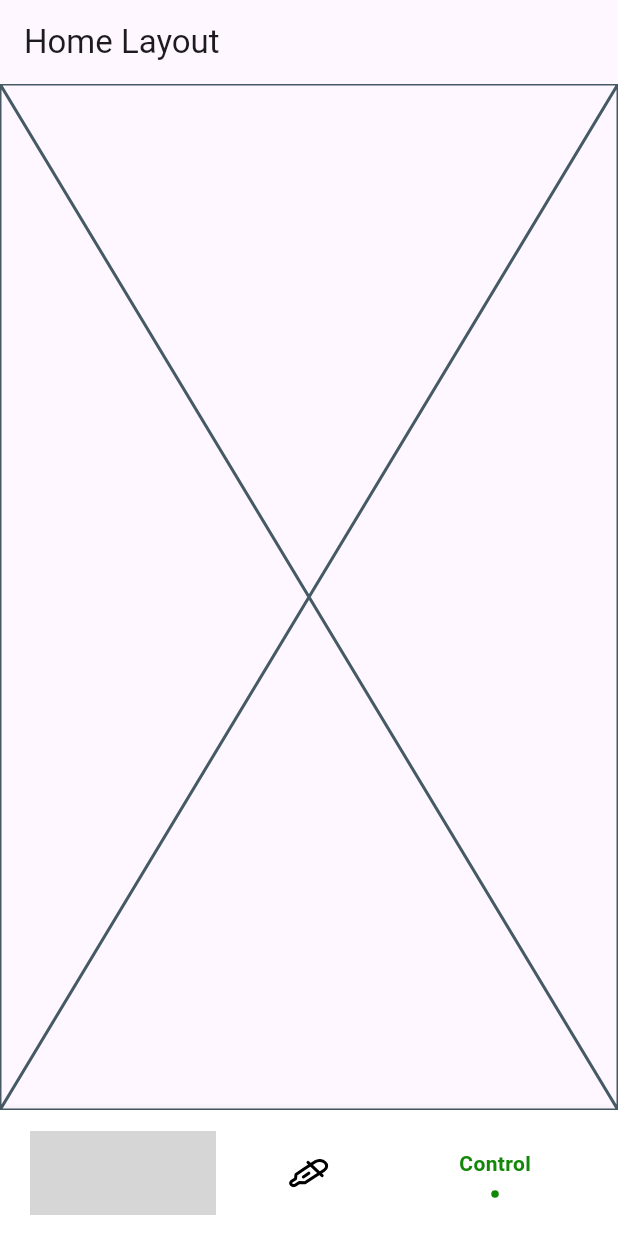
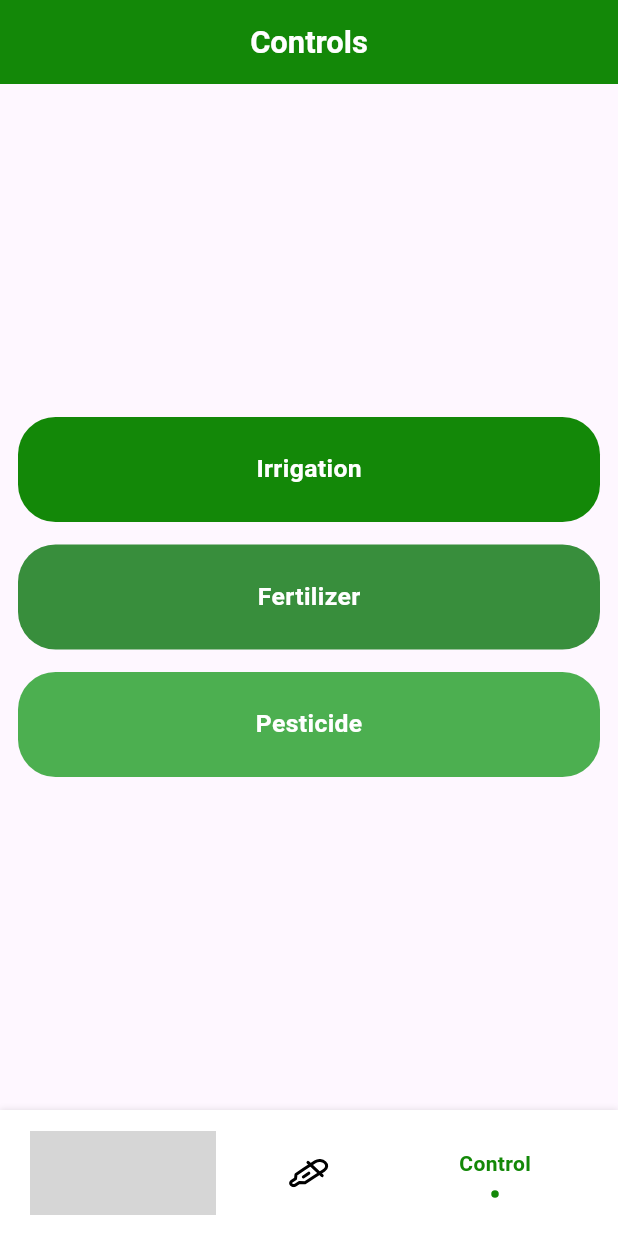
Before and after one commit to Universityprojects1/grad_project, a Flutter app: the HomeLayoutScreen screen opened by its route, item 3 of the bottom bar chosen, on a phone screen of 412 x 824 dp. Run offline on Flutter 3.47's test engine with Material 3 defaults, Android fonts, the phone set to English and light mode, and no system bars; drawn by our look-alikes of flashy_tab_bar2; our stand-ins replace bloc, cloud_firestore, device_preview, dio, dropdown_button2, either_dart and 11 more; missing offline and left inert: bottom_picker; accounts and stored records are empty; Roboto replaces fonts that are missing (Montserrat); grey boxes are pictures that could not be loaded.

Commit message:
finish control screen

```diff
--- a/lib/config/routes/routes.dart
+++ b/lib/config/routes/routes.dart
@@ -13,11 +13,11 @@ import 'package:go_router/go_router.dart';
 
 class AppRoute {
   static const home = '/home';
-  static const splashScreen = '/splash';
+  static const splashScreen = '/';
   static const signInScreen = '/signInScreen';
   static const signUpScreen = '/signUpScreen';
   static const forgetPasswordScreen = '/forgetPasswordScreen';
-  static const homeLayout = '/';
+  static const homeLayout = '/homeLayout';
 
   static final router = GoRouter(
     routes: [
@@ -31,25 +31,21 @@ class AppRoute {
       ),
       GoRoute(
         path: signInScreen,
-        builder: (context, state) =>
-            BlocProvider(
+        builder: (context, state) => BlocProvider(
           create: (context) => AuthCubit(),
           child: const SignInScreen(),
         ),
       ),
       GoRoute(
         path: signUpScreen,
-
-        builder: (context, state) =>
-            BlocProvider(
+        builder: (context, state) => BlocProvider(
           create: (context) => AuthCubit(),
           child: const SignUpScreen(),
         ),
-      ), GoRoute(
-
+      ),
+      GoRoute(
         path: forgetPasswordScreen,
-        builder: (context, state) =>
-            BlocProvider(
+        builder: (context, state) => BlocProvider(
           create: (context) => AuthCubit(),
           child: const ForgetPasswordScreen(),
         ),
@@ -58,7 +54,7 @@ class AppRoute {
         path: homeLayout,
         builder: (context, state) => BlocProvider(
           create: (context) => HomeLayoutCubit(),
-          child: HomeLayoutScreen(),
+          child: const HomeLayoutScreen(),
         ),
       ),
     ],
--- a/lib/core/utils/app_color.dart
+++ b/lib/core/utils/app_color.dart
@@ -1,13 +1,15 @@
-
 import 'package:flutter/material.dart';
 
-abstract class AppColor{
-  static const Color authColor= Color(0xff4718AD);
-  static const Color authColorButton= Color(0xff8658E8);
-  static const Color blackColor= Colors.black;
-  static const Color backgroundColor= Color(0xff4F6711);
+abstract class AppColor {
+  static const Color authColor = Color(0xff4718AD);
+  static const Color colorButton1 = Color(0xffA8B9);
+  static const Color colorButton2 = Color(0xff388E3C);
+  static const Color colorButton3 = Color(0xff4CAF50);
+  static const Color authColorButton = Color(0xff8658E8);
+  static const Color blackColor = Colors.black;
+  static const Color backgroundColor = Color(0xff4F6711);
   static const Color borderColor = Color(0xffacacac);
   static const Color primaryColor = Color(0xff138808);
+  static const Color secondColor = Color(0xff223F01);
   static const Color whiteColor = Color(0xffffffff);
-
 }
--- a/lib/core/utils/app_string.dart
+++ b/lib/core/utils/app_string.dart
@@ -21,4 +21,15 @@ abstract class AppString {
   static const String haveAccount = "Already have an Account?";
   static const String name = "Name";
   static const String phone = "Phone";
+  static const String irrigation = "Irrigation";
+  static const String fertilizer = "Fertilizer";
+  static const String pesticide = "Pesticide";
+  static const String controls = "Controls";
+  static const String dateAndTime = "Date and Time";
+  static const String date = "Date";
+  static const String startTime = "Start Time";
+  static const String endTime = "End Time";
+  static const String save = "Save";
+  static const String numberOfHours = "Number of hours";
+  static const String txtOfDateAndTime = "Choose Date and Time to";
 }
--- a/lib/core/utils/component/custom_button.dart
+++ b/lib/core/utils/component/custom_button.dart
@@ -12,6 +12,7 @@ class CustomButton extends StatelessWidget {
     this.width = double.infinity,
     this.colorOfButton = AppColor.whiteColor,
     this.boarderOfButton = false,
+    this.height = 50,
   });
 
   final String text;
@@ -21,6 +22,7 @@ class CustomButton extends StatelessWidget {
   final void Function()? onTap;
 
   final double width;
+  final double height;
 
   final bool boarderOfButton;
 
@@ -32,7 +34,7 @@ class CustomButton extends StatelessWidget {
       onTap: onTap,
       child: Container(
         width: width,
-        height: 50,
+        height: height,
         decoration: BoxDecoration(
             border: boarderOfButton
                 ? Border.all(color: AppColor.primaryColor)
@@ -41,10 +43,10 @@ class CustomButton extends StatelessWidget {
             borderRadius: const BorderRadius.all(Radius.circular(25))),
         child: Center(
             child: Text(
-              text,
-              style:
+          text,
+          style:
               AppFonts.textSemiBold16(context).copyWith(color: colorOfButton),
-            )),
+        )),
       ),
     );
   }
--- /dev/null
+++ b/lib/core/utils/component/timer_manager.dart
@@ -0,0 +1,25 @@
+import 'package:flutter/material.dart';
+import 'custom_timer.dart';
+
+class TimerManager {
+  static final TimerManager _instance = TimerManager._internal();
+
+  factory TimerManager() => _instance;
+
+  TimerManager._internal();
+
+  final Map<String, CustomTimer> _timers = {};
+
+  CustomTimer getTimer(String key) {
+    if (!_timers.containsKey(key)) {
+      _timers[key] = CustomTimer(
+        count: 0,
+        counter: 0,
+        countdownSeconds: 0,
+        dateController: TextEditingController(),
+        startTimeController: TextEditingController(),
+      );
+    }
+    return _timers[key]!;
+  }
+}
--- a/lib/feature/auth/presentation/screens/splash/splash_screen.dart
+++ b/lib/feature/auth/presentation/screens/splash/splash_screen.dart
@@ -27,7 +27,7 @@ class _SplashScreenState extends State<SplashScreen> {
         if (token == null || token == "") {
           GoRouter.of(context).pushReplacement(AppRoute.signInScreen);
         } else {
-          GoRouter.of(context).pushReplacement(AppRoute.home);
+          GoRouter.of(context).pushReplacement(AppRoute.homeLayout);
         }
       },
     );
--- a/lib/feature/control/control_screen.dart
+++ /dev/null
@@ -1,10 +0,0 @@
-import 'package:flutter/material.dart';
-
-class ControlScreen extends StatelessWidget {
-  const ControlScreen({super.key});
-
-  @override
-  Widget build(BuildContext context) {
-    return const Placeholder();
-  }
-}
--- /dev/null
+++ b/lib/feature/control/presentation/screens/control_screen.dart
@@ -0,0 +1,83 @@
+import 'package:final_proj/core/utils/app_color.dart';
+import 'package:final_proj/core/utils/app_string.dart';
+import 'package:final_proj/core/utils/component/custom_button.dart';
+import 'package:final_proj/core/utils/fonts.dart';
+import 'package:final_proj/feature/control/presentation/screens/date_and_time_screen.dart';
+import 'package:flutter/material.dart';
+import 'package:gap/gap.dart';
+
+import '../../../../core/utils/component/timer_manager.dart';
+
+class ControlScreen extends StatelessWidget {
+  const ControlScreen({super.key});
+
+  @override
+  Widget build(BuildContext context) {
+    return Scaffold(
+      appBar: AppBar(
+        title: Text(
+          AppString.controls,
+          style: AppFonts.textBold20(context).copyWith(color: Colors.white),
+        ),
+        centerTitle: true,
+        backgroundColor: AppColor.primaryColor,
+      ),
+      body: Padding(
+        padding: const EdgeInsets.symmetric(horizontal: 12.0),
+        child: Column(
+          mainAxisAlignment: MainAxisAlignment.center,
+          children: [
+            CustomButton(
+              onTap: () {
+                Navigator.push(
+                    context,
+                    MaterialPageRoute(
+                      builder: (context) => DateAndTimeScreen(
+                          title: AppString.irrigation,
+                          customTimer:
+                              TimerManager().getTimer(AppString.irrigation)),
+                    ));
+              },
+              text: AppString.irrigation,
+              color: AppColor.primaryColor,
+              height: 70,
+            ),
+            const Gap(15),
+            CustomButton(
+              text: AppString.fertilizer,
+              color: AppColor.colorButton2,
+              height: 70,
+              onTap: () {
+                Navigator.push(
+                    context,
+                    MaterialPageRoute(
+                      builder: (context) => DateAndTimeScreen(
+                        title: AppString.irrigation,
+                        customTimer:
+                            TimerManager().getTimer(AppString.fertilizer),
+                      ),
+                    ));
+              },
+            ),
+            const Gap(15),
+            CustomButton(
+              text: AppString.pesticide,
+              color: AppColor.colorButton3,
+              height: 70,
+              onTap: () {
+                Navigator.push(
+                    context,
+                    MaterialPageRoute(
+                      builder: (context) => DateAndTimeScreen(
+                          title: AppString.irrigation,
+                          customTimer:
+                              TimerManager().getTimer(AppString.pesticide)),
+                    ));
+              },
+            ),
+          ],
+        ),
+      ),
+    );
+  }
+}
--- a/lib/feature/home_layout/presentation/cubit/cubit/home_layout_cubit.dart
+++ b/lib/feature/home_layout/presentation/cubit/cubit/home_layout_cubit.dart
@@ -1,5 +1,5 @@
 import 'package:bloc/bloc.dart';
-import 'package:final_proj/feature/control/control_screen.dart';
+import 'package:final_proj/feature/control/presentation/screens/control_screen.dart';
 import 'package:final_proj/feature/detection/detection_screen.dart';
 import 'package:final_proj/feature/home_feature/home.dart';
 import 'package:flutter/material.dart';
--- a/lib/feature/home_layout/presentation/screen/home_layout_screen.dart
+++ b/lib/feature/home_layout/presentation/screen/home_layout_screen.dart
@@ -17,9 +17,6 @@ class _HomeLayoutScreenState extends State<HomeLayoutScreen> {
   @override
   Widget build(BuildContext context) {
     return Scaffold(
-      appBar: AppBar(
-        title: const Text('Home Layout'),
-      ),
       body: BlocBuilder<HomeLayoutCubit, HomeLayoutState>(
         builder: (context, state) {
           return state.getScreen();
--- a/lib/main.dart
+++ b/lib/main.dart
@@ -1,25 +1,21 @@
-
 import 'package:device_preview/device_preview.dart';
 import 'package:final_proj/firebase_options.dart';
 
 import 'package:firebase_core/firebase_core.dart';
 import 'package:flutter/foundation.dart';
 import 'package:flutter/material.dart';
-
 import 'config/routes/routes.dart';
 
 void main() async {
   WidgetsFlutterBinding.ensureInitialized();
-
   await Firebase.initializeApp(
     options: DefaultFirebaseOptions.currentPlatform,
   );
 
-
   runApp(
     DevicePreview(
       enabled: !kReleaseMode,
-      builder: (context) => MyApp(), // Wrap your app
+      builder: (context) => const MyApp(), // Wrap your app
     ),
   );
 }
--- a/pubspec.yaml
+++ b/pubspec.yaml
@@ -65,6 +65,10 @@ dependencies:
   either_dart: ^1.0.0
   firebase_auth: ^5.5.2
   cloud_firestore: ^5.6.6
+  workmanager: ^0.5.2
+  bottom_picker: ^2.11.2
+  slide_countdown: ^2.0.2
+  cart_stepper: ^4.3.0
 
 
 
```
Also changed, not shown: lib/core/utils/bottom_date_picker.dart (added, +47 -0 lines), lib/core/utils/component/custom_timer.dart (added, +133 -0 lines), lib/core/utils/timer.dart (added, +88 -0 lines), lib/feature/control/presentation/screens/date_and_time_screen.dart (added, +184 -0 lines), pubspec.lock, 1 other file. Lines whose indentation alone changed are shown as unchanged.
